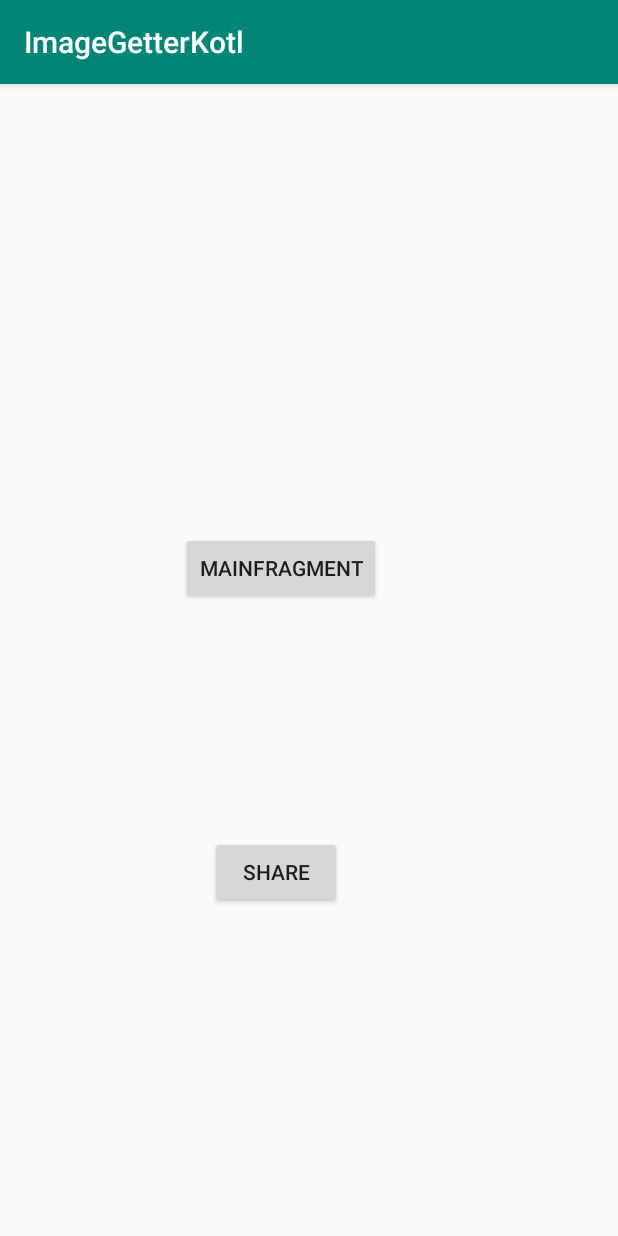
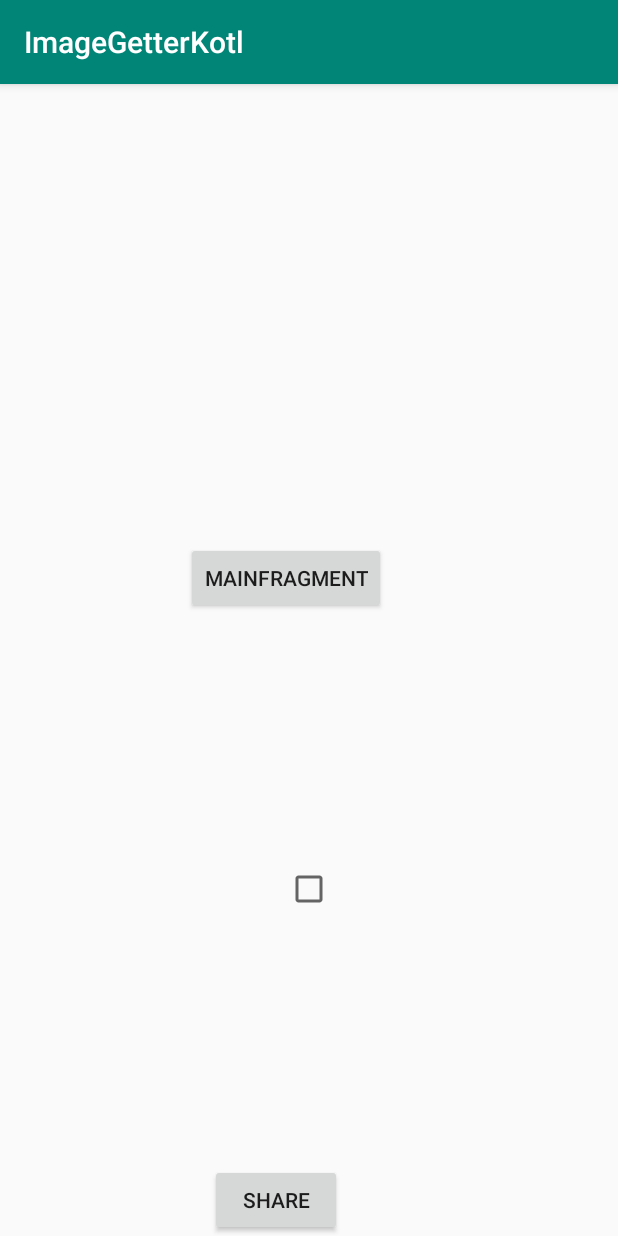
Before and after one commit to since85stas/ImageGetterKotl, an Android app: the screen it shows after launch (MainActivity), on a phone screen of 412 x 824 dp. Run offline under Robolectric (Android 15) with nearby library versions, the phone set to English and light mode, and no system bars; our stand-ins replace data binding; pictures from the network do not load.

Commit message:
adding checkbox and edittext field

```diff
--- a/app/src/main/java/stas/batura/imagegetterkotl/BindingAdapters.kt
+++ b/app/src/main/java/stas/batura/imagegetterkotl/BindingAdapters.kt
@@ -20,6 +20,7 @@ package stas.batura.imagegetterkotl
 import android.graphics.Bitmap
 import android.view.View
 import android.widget.Button
+import android.widget.EditText
 import android.widget.ImageView
 import android.widget.TextView
 import androidx.core.net.toUri
@@ -83,3 +84,17 @@ fun bindButtonStatus(button:Button, status: Boolean) {
         button.visibility = View.VISIBLE
     }
 }
+
+@BindingAdapter("saysTextBoxState")
+fun bindSaysEditTextState(editText: EditText, status: Boolean) {
+    if (status) {
+        editText.visibility = View.VISIBLE
+    } else{
+        editText.visibility = View.INVISIBLE
+    }
+}
+
+@BindingAdapter("android:text")
+fun bindEditText(editText: EditText, string: String) {
+
+}
--- a/app/src/main/java/stas/batura/imagegetterkotl/ui/main/MainViewModel.kt
+++ b/app/src/main/java/stas/batura/imagegetterkotl/ui/main/MainViewModel.kt
@@ -5,9 +5,11 @@ import android.graphics.Bitmap
 import android.graphics.BitmapFactory
 import android.net.Uri
 import android.os.Environment
+import android.text.TextWatcher
 import android.util.Log
 import androidx.core.content.FileProvider
 import androidx.core.net.toFile
+import androidx.databinding.ObservableField
 import androidx.lifecycle.AndroidViewModel
 import androidx.lifecycle.LiveData
 import androidx.lifecycle.MutableLiveData
@@ -22,6 +24,11 @@ import java.io.File
 import java.io.FileOutputStream
 import java.io.IOException
 import java.lang.Exception
+import android.text.Editable
+import androidx.annotation.NonNull
+import android.icu.lang.UCharacter.GraphemeClusterBreak.T
+
+
 
 enum class ImageApiStatus { LOADING, ERROR, DONE }
 
@@ -45,10 +52,24 @@ class MainViewModel(app: Application) : AndroidViewModel(app) {
     val shareButtonCliked: LiveData<Boolean>
         get() = _shareButtonCliked
 
+    private val _saysCheckBoxEnable:MutableLiveData<Boolean> = MutableLiveData()
+    val saysCheckBoxEnable: LiveData<Boolean>
+        get() = _saysCheckBoxEnable
+
+    private val _saysEditText: MutableLiveData<String> = MutableLiveData()
+    val saysEditText:LiveData<String>
+        get() = _saysEditText
+
+    var observableField: ObservableField<String> = ObservableField()
+
+
+
     init {
         _buttonCliked.value = false
         _shareButtonCliked.value = false
+        _saysCheckBoxEnable.value = false
     }
+
 
     // Create a Coroutine scope using a job to be able to cancel when needed
     private var viewModelJob = Job()
@@ -56,28 +77,6 @@ class MainViewModel(app: Application) : AndroidViewModel(app) {
     // the Coroutine runs using the Main (UI) dispatcher
     private val coroutineScope = CoroutineScope(viewModelJob + Dispatchers.Main)
 
-    /*
-        Загрузка новой фотки из интернета
-     */
-    private fun getNewImageFromInternet (properties : String) {
-        _imageStatus.value = ImageApiStatus.LOADING
-        try {
-            RetrofitClient.getBitmapFrom("j") {
-                print(it.toString())
-                if (it != null) {
-                    _imageStatus.value = ImageApiStatus.DONE
-                    _imageBit.value = it
-                } else {
-                    _imageStatus.value = ImageApiStatus.ERROR
-                }
-            }
-        } catch (e:Exception) {
-            print(e.toString())
-            _imageStatus.value = ImageApiStatus.ERROR
-        } finally {
-            _buttonCliked.value = false
-        }
-    }
 
     /*
      загрузка простой фотки из интеренета с использованием Corutines
@@ -101,9 +100,9 @@ class MainViewModel(app: Application) : AndroidViewModel(app) {
     }
 
     /*
-    загрузка простой фотки из интеренета с использованием Corutines
+    загрузка фотки с текстом из интеренета с использованием Corutines
     */
-    private fun getNewImageSainngFromInetCorutines(string: String) {
+    private fun getNewImageSayingFromInetCorutines(string: String) {
         coroutineScope.launch {
             val resultDeffered = RetrofitClient.netApi.retrofitServise.getSayingCat(string)
             try {
@@ -139,6 +138,14 @@ class MainViewModel(app: Application) : AndroidViewModel(app) {
         if (!_shareButtonCliked.value!!) {
             _shareButtonCliked.value = true
         }
+    }
+
+    fun onSaysCheckBoxClicked() {
+        _saysCheckBoxEnable.value = !_saysCheckBoxEnable.value!!
+    }
+
+    fun changeEditTextValue(string: String) {
+        _saysEditText.value = string
     }
 
 
--- a/app/src/main/res/layout/main_fragment.xml
+++ b/app/src/main/res/layout/main_fragment.xml
@@ -42,32 +42,51 @@
 
         <Button
             android:id="@+id/test_view"
+            getButtonStatus="@{mainFragmentModel.buttonClicked}"
             android:layout_width="wrap_content"
             android:layout_height="wrap_content"
+            android:onClick="@{() -> mainFragmentModel.onLoadImageClicked()}"
             android:text="MainFragment"
             app:layout_constraintBottom_toBottomOf="parent"
             app:layout_constraintEnd_toEndOf="parent"
-            app:layout_constraintHorizontal_bias="0.433"
+            app:layout_constraintHorizontal_bias="0.445"
             app:layout_constraintStart_toStartOf="parent"
             app:layout_constraintTop_toBottomOf="@+id/cat_image_view"
-            app:layout_constraintVertical_bias="0.415"
-            android:onClick="@{() -> mainFragmentModel.onLoadImageClicked()}"
-            getButtonStatus="@{mainFragmentModel.buttonClicked}"
+            app:layout_constraintVertical_bias="0.424" />
+
+        <CheckBox
+            android:id="@+id/cat_says_checkbox"
+            android:layout_width="wrap_content"
+            android:layout_height="wrap_content"
+            app:layout_constraintBottom_toTopOf="@+id/share_button"
+            app:layout_constraintEnd_toEndOf="parent"
+            app:layout_constraintStart_toStartOf="parent"
+            app:layout_constraintTop_toBottomOf="@+id/test_view"
+            android:onClick="@{() -> mainFragmentModel.onSaysCheckBoxClicked()}"
+            />
+
+        <EditText
+            android:id="@+id/edit_text_view"
+            android:layout_width="match_parent"
+            android:layout_height="wrap_content"
+            android:hint="text"
+            app:layout_constraintBottom_toTopOf="@+id/share_button"
+            app:layout_constraintTop_toBottomOf="@+id/cat_says_checkbox"
+            tools:layout_editor_absoluteX="140dp"
+            saysTextBoxState="@{mainFragmentModel.saysCheckBoxEnable}"
+            android:visibility="invisible"
             />
 
         <Button
             android:id="@+id/share_button"
             android:layout_width="wrap_content"
             android:layout_height="wrap_content"
+            android:onClick="@{() -> mainFragmentModel.onShareImageClicked()}"
             android:text="share"
             app:layout_constraintBottom_toBottomOf="parent"
             app:layout_constraintEnd_toEndOf="parent"
             app:layout_constraintHorizontal_bias="0.433"
-            app:layout_constraintStart_toStartOf="parent"
-            app:layout_constraintTop_toBottomOf="@+id/test_view"
-            app:layout_constraintVertical_bias="0.415"
-            android:onClick="@{() -> mainFragmentModel.onShareImageClicked()}"
-            />
+            app:layout_constraintStart_toStartOf="parent" />
 
     </androidx.constraintlayout.widget.ConstraintLayout>
 </layout>
```
Also changed, not shown: app/src/main/java/stas/batura/imagegetterkotl/ui/main/MainFragment.kt (+7 -0 lines).
